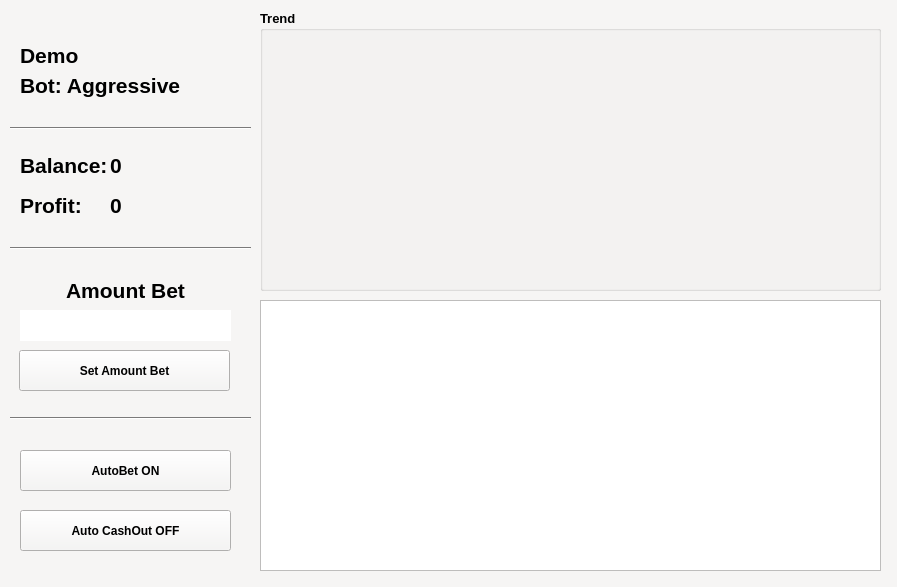
Old version of the form apps/gui/resources/ui/console.ui in the repository bikerlfh/crashbot.
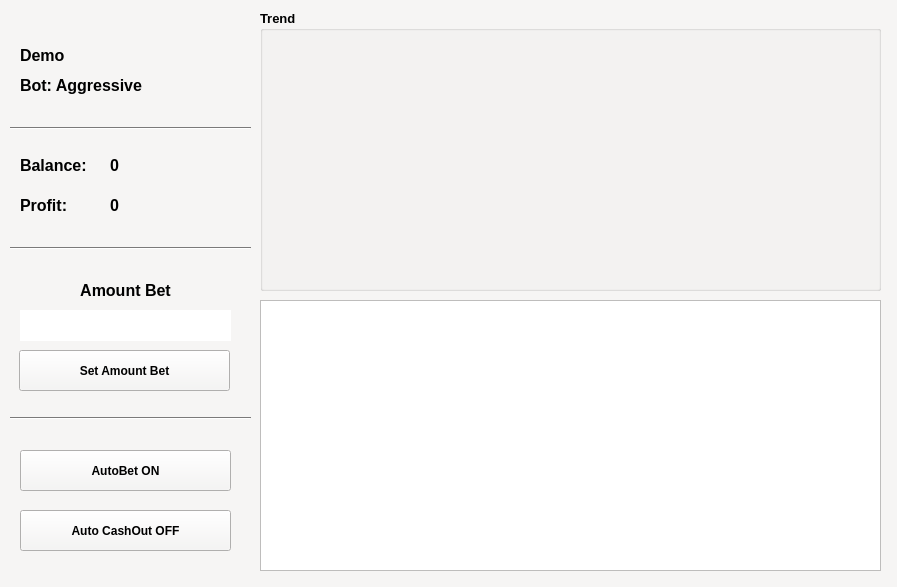
New version of the form.

Commit message: fix console font size

```diff
--- a/apps/gui/resources/ui/console.ui
+++ b/apps/gui/resources/ui/console.ui
@@ -526,7 +526,7 @@
    </property>
    <property name="font">
     <font>
-     <pointsize>16</pointsize>
+     <pointsize>12</pointsize>
      <bold>true</bold>
     </font>
    </property>
@@ -548,7 +548,7 @@
    </property>
    <property name="font">
     <font>
-     <pointsize>16</pointsize>
+     <pointsize>12</pointsize>
      <bold>true</bold>
     </font>
    </property>
@@ -567,7 +567,7 @@
    </property>
    <property name="font">
     <font>
-     <pointsize>16</pointsize>
+     <pointsize>12</pointsize>
      <bold>true</bold>
     </font>
    </property>
@@ -586,7 +586,7 @@
    </property>
    <property name="font">
     <font>
-     <pointsize>16</pointsize>
+     <pointsize>12</pointsize>
      <bold>true</bold>
      <kerning>true</kerning>
     </font>
@@ -606,7 +606,7 @@
    </property>
    <property name="font">
     <font>
-     <pointsize>16</pointsize>
+     <pointsize>12</pointsize>
      <bold>true</bold>
     </font>
    </property>
@@ -625,7 +625,7 @@
    </property>
    <property name="font">
     <font>
-     <pointsize>16</pointsize>
+     <pointsize>12</pointsize>
      <bold>true</bold>
     </font>
    </property>
@@ -644,7 +644,7 @@
    </property>
    <property name="font">
     <font>
-     <pointsize>16</pointsize>
+     <pointsize>12</pointsize>
      <bold>true</bold>
     </font>
    </property>
```
Left out of the diff: 10 changed lines with no effect on the pictures. The commit also changes 3 other files.
